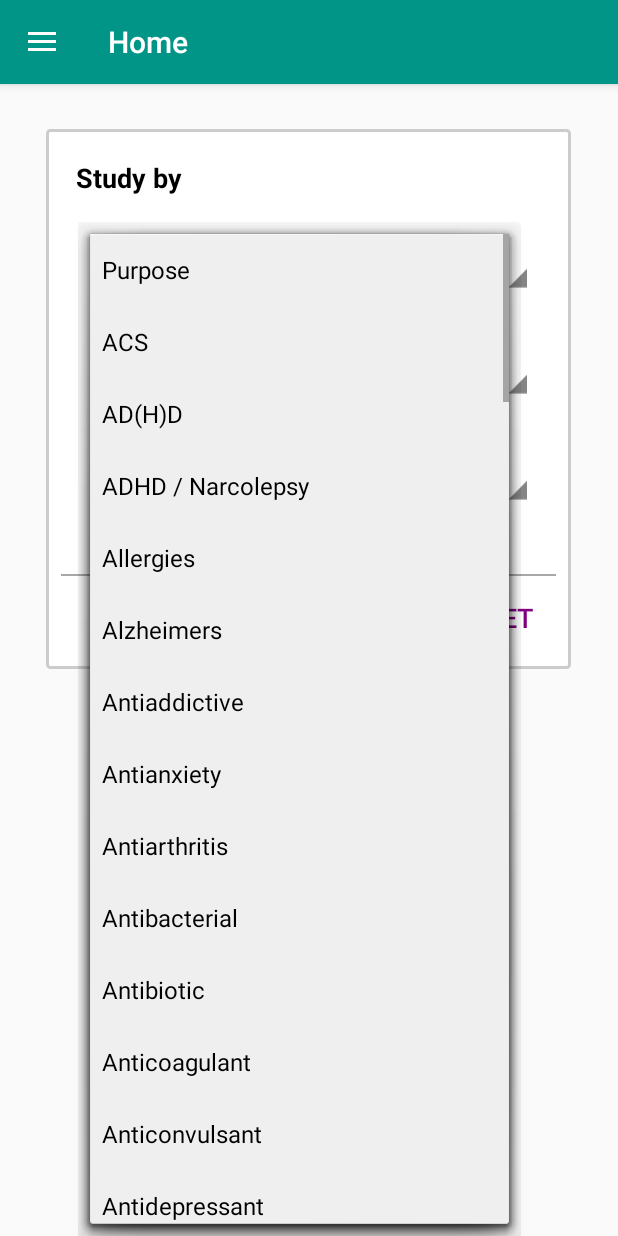
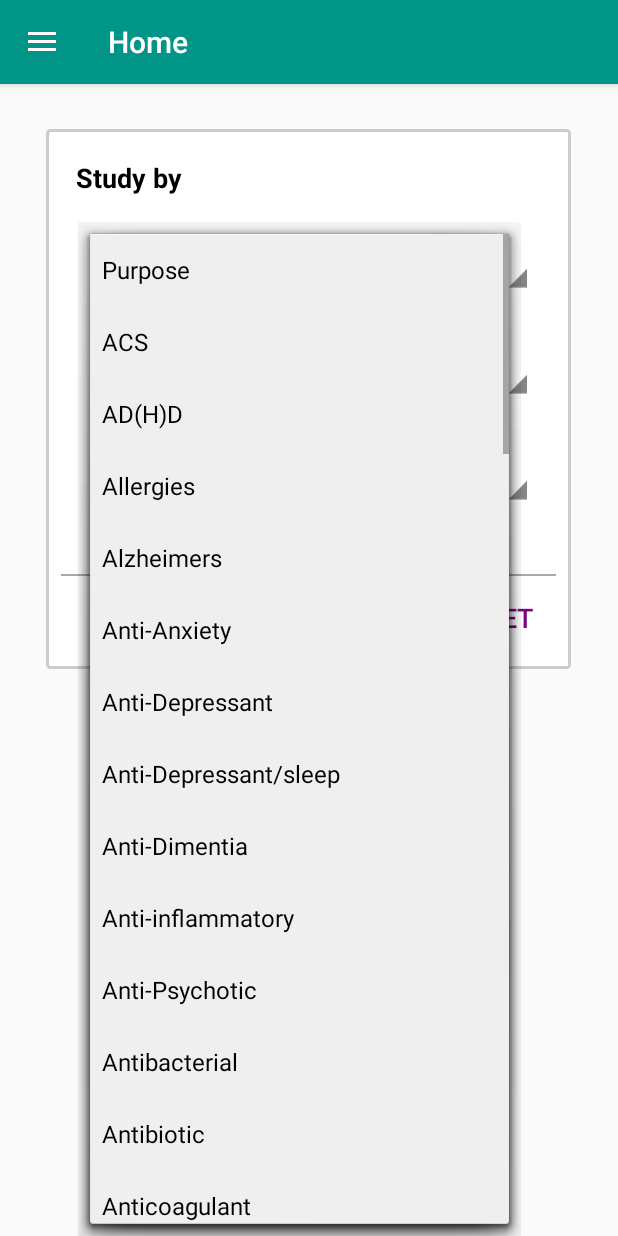
Before and after one commit to alexpereira/PharmTech, an Android app: the fragment FilterFragment placed in its activity, after a tap on "Purpose", on a phone screen of 412 x 824 dp. Run offline under Robolectric (Android 15) with nearby library versions, the phone set to English and light mode, and no system bars.

Commit message:
Filtering Study Topic Fix

```diff
--- a/app/src/main/java/com/alexpereira/android/pharmatech10/CustomAdapter.java
+++ b/app/src/main/java/com/alexpereira/android/pharmatech10/CustomAdapter.java
@@ -93,7 +93,7 @@ public class CustomAdapter extends RecyclerView.Adapter<CustomAdapter.ViewHolder
     public void onBindViewHolder(ViewHolder viewHolder, final int position) {
 
         viewHolder.getCardDrugName().setText(mDataSet.get(position).getDrugName());
-        viewHolder.getCardBrandName().setText(mDataSet.get(position).getDrugBrand());
+        viewHolder.getCardBrandName().setText(mDataSet.get(position).getDrugBrand().replace("&#174;","®"));
         viewHolder.getCardPurpose().setText(mDataSet.get(position).getDrugPurpose());
         viewHolder.getCardDEASchedule().setText(mDataSet.get(position).getDrugDEASchedule());
         viewHolder.getCardSpecialConcerns().setText(mDataSet.get(position).getDrugSpecialConcern());
--- a/app/src/main/java/com/alexpereira/android/pharmatech10/DataBaseHelper.java
+++ b/app/src/main/java/com/alexpereira/android/pharmatech10/DataBaseHelper.java
@@ -23,7 +23,7 @@ public class DataBaseHelper extends SQLiteOpenHelper
 
     public DataBaseHelper(Context context)
     {
-        super(context, DB_NAME, null, 1);// 1? Its database Version
+        super(context, DB_NAME, null, 2);
         if(android.os.Build.VERSION.SDK_INT >= 17){
             DB_PATH = context.getApplicationInfo().dataDir + "/databases/";
         }
--- a/app/src/main/java/com/alexpereira/android/pharmatech10/FilterFragment.java
+++ b/app/src/main/java/com/alexpereira/android/pharmatech10/FilterFragment.java
@@ -6,7 +6,6 @@ import android.app.DialogFragment;
 import android.content.Context;
 import android.content.DialogInterface;
 import android.os.Bundle;
-import android.util.Log;
 import android.view.LayoutInflater;
 import android.view.View;
 import android.view.ViewGroup;
@@ -17,23 +16,141 @@ import android.widget.Button;
 import android.widget.Spinner;
 import android.widget.Toast;
 
-import java.util.ArrayList;
-
-import static android.content.ContentValues.TAG;
-
 public class FilterFragment extends DialogFragment {
 
-    private String[] mPurposes = {"Purpose","ACS","AD(H)D","ADHD / Narcolepsy","Allergies","Alzheimers","Antiaddictive","Antianxiety","Antiarthritis","Antibacterial","Antibiotic","Anticoagulant","Anticonvulsant","Antidepressant","Antidepressant/sleep","Antidimentia","Antiemetic","Antiepileptic","Antifungal","Antigout","Antihistamine","Antiinflammatory","Antiplatelet","Antipsychotic","Antitussive","Asthma","Asthma Inhaler","Beta Blocker","BPH","CHF","CHF/HBP","Cholesterol","Cholesterol Combo","COPD","Coronary vasodilator","Corticosteroid","Diabetes","Diabetes Type I","Diabetes Type II","Diuretic","DM type 2","Electrolyte","Estrogen","Expectorant","Flu","Freq. Urination","Fungal infections","GERD","Glaucoma","Gout","HBP","HBP/Angina","Herpes Mgmt.","Hypertension","I.B.S.","Impotence","Incontinence","Long-Acting Insulin","Low T","Migraine","Muscle Relaxer","Narcotic Analgesic","NSAID","NSAID Gel","Ocular Hypertension","Opiate Addiction","Osteoporosis","Overactive Bladder","Pain Relief","Pain, inflammation, antipyretic","Parkinson's","Rheum. arthritis","Shingles Vaccine","Sleep Aid","Smoking addiction","Supplement","Thyroid Hormone","Thyroid replacement","Ulcerative colitis","Urinary tract analgesic","Weight Loss"};
-    private String[] mCategory = {"Category","ACE Inhibitor","Amphetamine","Analgesic","Anti-coagulent","Anti-Depressant/sleep","Anti-fungal","Anti-histamine","Anti-infective","Anti-platelet","Anti-viral","Antibacterial","Anticholinergic","ARB","Benzodiazepine","Beta stimulant","Beta-blocker","Bisphosphonate","Calc. Chan. Blocker","Cardiovascualr","Cardiovascular","Cardivascular","Cephalosporin","CNS","Corticosteroid","Diabetes","Diuretic","Endocrine","GI","H-2 blocker","Hormone","Hypnotic","K replacement","Long-Acting Insulin","Macrolide","Musculo-skeletal","non-opiate","NSAID","NSAID (Arthritis)","Ophthalmic","Opiate","Penicillin","PPI","Quinolone","Rapid-Acting Insulin","Respiratory","SNRI","SSRI","Statin","Tetracycline","Topical analgesic","Tricyclic","Urinary","Vaccine","Vitamin"};
-    private String[] mStudyTopic = {"Study Topic","Analgesic","Anti-infective","CNS","CV","Derm","DM/Endocrine","Eye","GI","Heme","Musculo-skeletal","Respiratory","Skin","Urine"};
+    private String[] mPurposes = {"Purpose",
+            "ACS",
+            "AD(H)D",
+            "Allergies",
+            "Alzheimers",
+            "Anti-Anxiety",
+            "Anti-Depressant",
+            "Anti-Depressant/sleep",
+            "Anti-Dimentia",
+            "Anti-inflammatory",
+            "Anti-Psychotic",
+            "Antibacterial",
+            "Antibiotic",
+            "Anticoagulant",
+            "Anticonvulsant",
+            "Antiemetic",
+            "Antihistamine",
+            "Antitussive",
+            "Asthma",
+            "Beta Blocker",
+            "BPH",
+            "CHF",
+            "CHF/HBP",
+            "Cholesterol",
+            "COPD",
+            "Coronary vasodilator",
+            "Diabetes Type 2",
+            "Diabetes Type I",
+            "Diuretic",
+            "Electrolyte",
+            "Estrogen Replacement",
+            "Expectorant",
+            "Flu",
+            "Frequent Urination",
+            "Fungal infections",
+            "GERD",
+            "Glaucoma",
+            "Gout",
+            "HBP",
+            "HBP/Angina",
+            "Herpes Mgmt.",
+            "I.B.S.",
+            "Impotence",
+            "Incontinence",
+            "Low T",
+            "Migraine",
+            "Muscle Relaxer",
+            "Opiate Addiction",
+            "Osteoporosis",
+            "Overactive Bladder",
+            "Pain Relief",
+            "Parkinson's",
+            "Rheumatoid Arthritis",
+            "Shingles Vaccine",
+            "Sleep",
+            "Sleep Aid",
+            "Smoking addiction",
+            "Thyroid replacement",
+            "Ulcerative colitis",
+            "Urinary tract analgesic",
+            "Vitamin Supplement",
+            "Weight Loss"};
+    private String[] mCategory = {"Category",
+            "ACE inhibitor",
+            "Amphetamine",
+            "Anti-Depressant/sleep",
+            "Anti-fungal",
+            "Anti-histamine",
+            "Anti-infective",
+            "Anti-platelet",
+            "Anti-viral",
+            "Antibacterial",
+            "Anticholinergic",
+            "Anticoagulent",
+            "ARB",
+            "Benzodiazepine",
+            "Beta stimulant",
+            "Beta-blocker",
+            "Bisphosphonate",
+            "Cardiovascular",
+            "CCB",
+            "Cephalosporin",
+            "CNS",
+            "Corticosteroid",
+            "Diabetes",
+            "Diuretic",
+            "GI",
+            "H-2 blocker",
+            "Hormone",
+            "Hypnotic",
+            "K replacement",
+            "Macrolide",
+            "Marcrolide",
+            "Musclo-skeletal",
+            "Musculo-skeletal",
+            "Musculoskeletal",
+            "non-opiate",
+            "NSAID",
+            "Ophthalmic",
+            "Opiate",
+            "Penicillin",
+            "PPI",
+            "Quinolone",
+            "Respiratory",
+            "SNRI",
+            "SSRI",
+            "Statin",
+            "Tetracycline",
+            "Topical analgesic",
+            "Tricyclic",
+            "Urinary",
+            "Vaccine",
+            "Vitamin"};
+    private String[] mStudyTopic = {"Study Topic",
+            "Analgesics",
+            "Anti-Infectives",
+            "CNS",
+            "CV",
+            "Derm",
+            "Dermatology",
+            "DM/Endocrine",
+            "Eyes",
+            "GI System",
+            "Hematology",
+            "Musculo-Skeletal System",
+            "Respiratory System",
+            "Urinary System"};
 
     private Spinner purpose_spinner;
     private Spinner category_spinner;
     private Spinner study_topic_spinner;
     private Button button;
 
-//    private ArrayList<Drug> unfilteredDrugs;
-//    private ArrayList<Drug> filteredDrugs;
 
     onPurposeSelectedListener mCallback;
     private String mPurposePicked;
@@ -62,12 +179,6 @@ public class FilterFragment extends DialogFragment {
     @Override
     public void onCreate(Bundle savedInstanceState) {
         super.onCreate(savedInstanceState);
-//
-//        unfilteredDrugs = new ArrayList<>();
-//        filteredDrugs = new ArrayList<>();
-//        unfilteredDrugs = cloneList(PharmTech.drugs);
-
-
         Context context = getActivity().getApplicationContext();
         CharSequence text = "FilterFragment onCreate";
         int duration = Toast.LENGTH_SHORT;
@@ -77,20 +188,6 @@ public class FilterFragment extends DialogFragment {
 
 
     }
-
-//    public ArrayList<Drug> filterByPurpose(int position) {
-//        for (int i = 0; i < unfilteredDrugs.size(); i++) {
-//            Log.d(TAG, "DRUG.GETPUR: " + unfilteredDrugs.get(i).getDrugPurpose().toLowerCase() + " ?? " + mPurposes[position].toLowerCase());
-//            if (unfilteredDrugs.get(i).getDrugPurpose().toLowerCase().equals(mPurposes[position].toLowerCase())) {
-//                filteredDrugs.add(unfilteredDrugs.get(i));
-//                Log.d(TAG, "DRUG ADDED: " + unfilteredDrugs.get(i));
-//            }
-//        }
-//
-//        Log.d(TAG, "PURPOSE SELECTED: " + mPurposes[position]);
-//        return filteredDrugs;
-//
-//    }
 
     @Override
     public View onCreateView(LayoutInflater inflater, ViewGroup container, Bundle savedInstanceState) {
@@ -207,10 +304,6 @@ public class FilterFragment extends DialogFragment {
     @Override
     public void onDismiss(DialogInterface dialog) {
         super.onDismiss(dialog);
-//        filteredDrugs.clear();
-//        unfilteredDrugs.clear();
-//        unfilteredDrugs.addAll(PharmTech.drugs);
-
         Context context = getActivity().getApplicationContext();
         CharSequence text = "FilterFragment onDismiss";
         int duration = Toast.LENGTH_SHORT;
@@ -222,10 +315,6 @@ public class FilterFragment extends DialogFragment {
     @Override
     public void onDestroyView() {
         super.onDestroyView();
-//
-//        filteredDrugs.clear();
-//        unfilteredDrugs.clear();
-//        unfilteredDrugs.addAll(PharmTech.drugs);
 
         Context context = getActivity().getApplicationContext();
         CharSequence text = "FilterFragment onDismiss";
@@ -240,11 +329,6 @@ public class FilterFragment extends DialogFragment {
     public void onDetach() {
         super.onDetach();
 
-//
-//        filteredDrugs.clear();
-//        unfilteredDrugs.clear();
-//        unfilteredDrugs.addAll(PharmTech.drugs);
-
         Context context = getActivity().getApplicationContext();
         CharSequence text = "FilterFragment onDetach";
         int duration = Toast.LENGTH_SHORT;
@@ -257,11 +341,6 @@ public class FilterFragment extends DialogFragment {
     @Override
     public void onStop() {
         super.onStop();
-//
-//        filteredDrugs.clear();
-//        unfilteredDrugs.clear();
-//        unfilteredDrugs.addAll(PharmTech.drugs);
-
         Context context = getActivity().getApplicationContext();
         CharSequence text = "FilterFragment onStop";
         int duration = Toast.LENGTH_SHORT;
@@ -276,12 +355,6 @@ public class FilterFragment extends DialogFragment {
     @Override
     public void onDestroy() {
         super.onDestroy();
-//
-//
-//        filteredDrugs.clear();
-//        unfilteredDrugs.clear();
-//        unfilteredDrugs.addAll(PharmTech.drugs);
-
         Context context = getActivity().getApplicationContext();
         CharSequence text = "FilterFragment onDestroy";
         int duration = Toast.LENGTH_SHORT;
@@ -306,12 +379,4 @@ public class FilterFragment extends DialogFragment {
         return dialog;
     }
 
-//    public static ArrayList<Drug> cloneList(ArrayList<Drug> drugs) {
-//        ArrayList<Drug> clonedList = new ArrayList<Drug>(drugs.size());
-//        for (Drug drug : drugs) {
-//            clonedList.add(new Drug(drug));
-//        }
-//        return clonedList;
-//    }
-
 }
--- a/app/src/main/java/com/alexpereira/android/pharmatech10/HomeFragment.java
+++ b/app/src/main/java/com/alexpereira/android/pharmatech10/HomeFragment.java
@@ -18,6 +18,7 @@ public class HomeFragment extends Fragment {
     public HomeFragment() {
     }
 
+    // GETTING RANDOM DRUG
     Drug drug = PharmTech.drugs.get(new Random().nextInt(PharmTech.drugs.size()));
 
     @Override
--- a/app/src/main/java/com/alexpereira/android/pharmatech10/MainActivity.java
+++ b/app/src/main/java/com/alexpereira/android/pharmatech10/MainActivity.java
@@ -19,8 +19,6 @@ import android.widget.ListView;
 
 import java.util.ArrayList;
 
-import static android.content.ContentValues.TAG;
-
 public class MainActivity extends AppCompatActivity implements FilterFragment.onPurposeSelectedListener {
     private DrawerLayout mDrawerLayout;
     private ListView mDrawerList;
@@ -39,12 +37,9 @@ public class MainActivity extends AppCompatActivity implements FilterFragment.on
         super.onCreate(savedInstanceState);
         setContentView(R.layout.activity_main);
 
-
         unfilteredDrugs = new ArrayList<>();
         filteredDrugs = new ArrayList<>();
         unfilteredDrugs = cloneList(PharmTech.drugs);
-
-
 
         String[] mItemTitles;
 
@@ -102,46 +97,6 @@ public class MainActivity extends AppCompatActivity implements FilterFragment.on
         inflater.inflate(R.menu.menu, menu);
         return true;
     }
-
-
-    public void filterDrugs(String drugPurposePicked, String drugCategoryPicked, String studyTopicPicked) {
-        filteredDrugs.clear();
-        for (int i = 0; i < unfilteredDrugs.size(); i++) {
-
-            // FILTER PURPOSE
-            if (unfilteredDrugs.get(i).getDrugPurpose().toLowerCase().equals(drugPurposePicked.toLowerCase())) {
-                filteredDrugs.add(unfilteredDrugs.get(i));
-                //Log.d(TAG, "DRUG ADDED: " + filteredDrugs.get(i));
-            }
-
-            // FILTER CATEGORY
-            if (unfilteredDrugs.get(i).getDrugCategory().toLowerCase().equals(drugCategoryPicked.toLowerCase())) {
-                filteredDrugs.add(unfilteredDrugs.get(i));
-                //Log.d(TAG, "DRUG ADDED: " + filteredDrugs.get(i));
-            }
-
-            // FILTER STUDY TOPIC
-            if (unfilteredDrugs.get(i).getDrugCategory().toLowerCase().equals(studyTopicPicked.toLowerCase())) {
-                filteredDrugs.add(unfilteredDrugs.get(i));
-                //Log.d(TAG, "DRUG ADDED: " + filteredDrugs.get(i));
-            }
-        }
-    }
-
-
-//    public void filterByCategory(String drugCategoryPicked) {
-//        filteredDrugs.clear();
-//        for (int i = 0; i < unfilteredDrugs.size(); i++) {
-//            Log.d(TAG, "DRUG.GETPUR: " + unfilteredDrugs.get(i).getDrugPurpose().toLowerCase() + " ?? " + drugCategoryPicked.toLowerCase());
-//            if (unfilteredDrugs.get(i).getDrugPurpose().toLowerCase().equals(drugCategoryPicked.toLowerCase())) {
-//                filteredDrugs.add(unfilteredDrugs.get(i));
-//                //Log.d(TAG, "DRUG ADDED: " + filteredDrugs.get(i));
-//            }
-//        }
-//
-//        Log.d(TAG, "PURPOSE SELECTED: " + drugCategoryPicked);
-//
-//    }
 
     @Override
     public boolean onOptionsItemSelected(MenuItem item) {
@@ -247,6 +202,36 @@ public class MainActivity extends AppCompatActivity implements FilterFragment.on
         Log.d(TAG, "PURPOSE BUNDLED: " + filteredDrugs);
     }
 
+
+    public void filterDrugs(String drugPurposePicked, String drugCategoryPicked, String studyTopicPicked) {
+
+        filteredDrugs.clear();
+        for (int i = 0; i < unfilteredDrugs.size(); i++) {
+
+
+            Log.d(TAG, ":)");
+
+            // FILTER PURPOSE
+            if (unfilteredDrugs.get(i).getDrugPurpose().toLowerCase().equals(drugPurposePicked.toLowerCase())) {
+                filteredDrugs.add(unfilteredDrugs.get(i));
+                //Log.d(TAG, "DRUG ADDED: " + filteredDrugs.get(i));
+            }
+
+            // FILTER CATEGORY
+            if (unfilteredDrugs.get(i).getDrugCategory().toLowerCase().equals(drugCategoryPicked.toLowerCase())) {
+                filteredDrugs.add(unfilteredDrugs.get(i));
+                //Log.d(TAG, "DRUG ADDED: " + filteredDrugs.get(i));
+            }
+
+            // FILTER STUDY TOPIC
+            if (unfilteredDrugs.get(i).getDrugStudyTopic().toLowerCase().equals(studyTopicPicked.toLowerCase())) {
+                filteredDrugs.add(unfilteredDrugs.get(i));
+                //Log.d(TAG, "DRUG ADDED: " + filteredDrugs.get(i));
+            }
+        }
+    }
+
+
     private class DrawerItemClickListener implements ListView.OnItemClickListener {
         @Override
         public void onItemClick(AdapterView<?> parent, View view, int position, long id) {
@@ -261,7 +246,7 @@ public class MainActivity extends AppCompatActivity implements FilterFragment.on
     }
 
     public static ArrayList<Drug> cloneList(ArrayList<Drug> drugs) {
-        ArrayList<Drug> clonedList = new ArrayList<Drug>(drugs.size());
+        ArrayList<Drug> clonedList = new ArrayList<>(drugs.size());
         for (Drug drug : drugs) {
             clonedList.add(new Drug(drug));
         }
--- a/app/src/main/res/layout/drug_card.xml
+++ b/app/src/main/res/layout/drug_card.xml
@@ -48,7 +48,7 @@
             android:id="@+id/brand_name"
             android:layout_width="wrap_content"
             android:layout_height="wrap_content"
-            android:text="Brillinta®"
+            android:text="Brillinta &#174;"
             android:layout_toRightOf="@+id/brand_name_label"
             android:layout_marginLeft="60dp"/>
         <TextView
```
Also changed, not shown: app/src/main/assets/PharmaTechDB.db.
